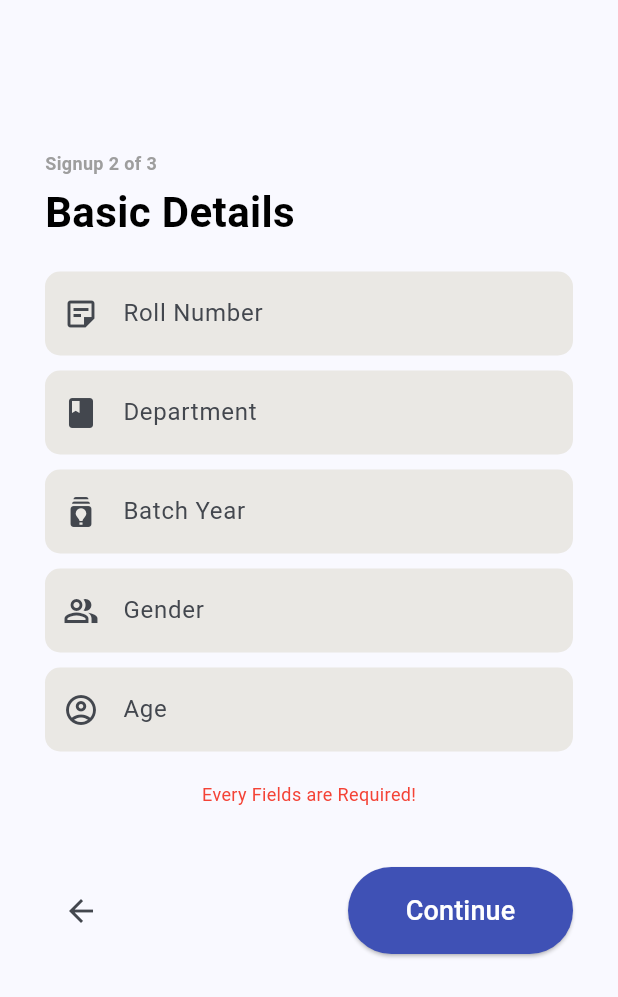
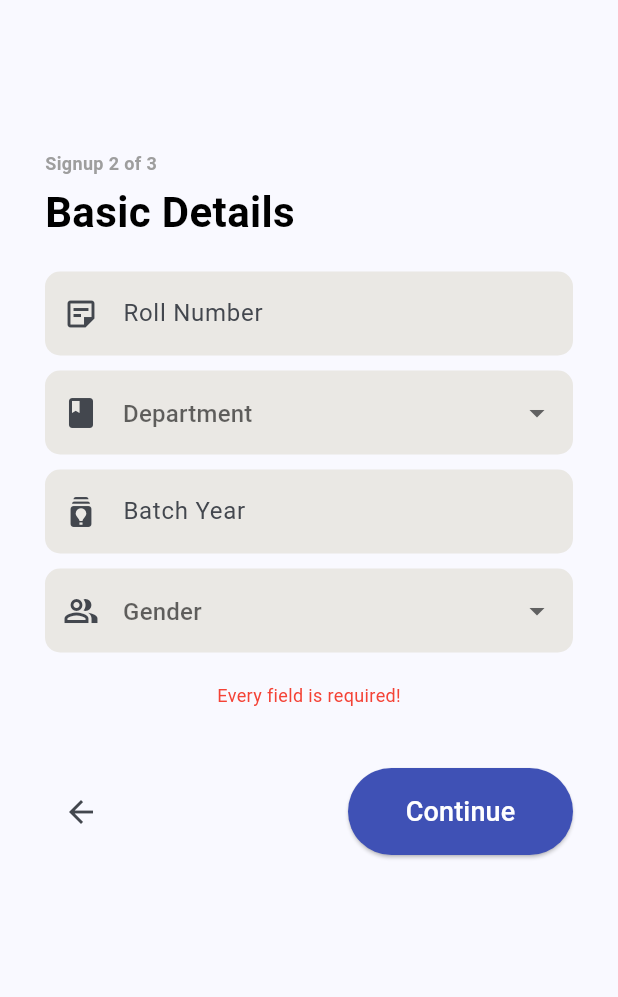
Before and after one commit to Manishkumar76/campus-vibe, a Flutter app: the UserDetailsScreen screen opened directly, after a tap on "Continue", on a phone screen of 412 x 824 dp. Shown: the top 997 px of the screen. Run offline on Flutter 3.47's test engine with Material 3 defaults, Android fonts, the phone set to English and light mode, and no system bars; our stand-ins replace file_picker, image_picker, pinput, shared_preferences; accounts and stored records are empty; network calls fail.

Commit message:
updation authentication,fetch event data and user data

```diff
--- a/lib/Authentication/SingnUp/UserDetailsScreen.dart
+++ b/lib/Authentication/SingnUp/UserDetailsScreen.dart
@@ -1,4 +1,4 @@
-import 'package:campus_vibe/Authentication/SingnUp/verificationScreen.dart';
+import 'package:campus_vibe/Authentication/SingnUp/setProfilePicture.dart';
 import 'package:flutter/material.dart';
 import 'package:provider/provider.dart';
 
@@ -12,13 +12,21 @@ class UserDetailsScreen extends StatefulWidget {
 }
 
 class _UserDetailsScreenState extends State<UserDetailsScreen> {
-  TextEditingController businessContoller = TextEditingController();
-  TextEditingController InformalContoller = TextEditingController();
-  TextEditingController adressContoller = TextEditingController();
-  TextEditingController cityContoller = TextEditingController();
-  TextEditingController StateContoller = TextEditingController();
+  TextEditingController rollNoController = TextEditingController();
+  TextEditingController batchController = TextEditingController();
+  int? selectedDepartmentId; // Store the selected department ID here
+  List<Map<String, dynamic>> departments = [
+    {'id': 1, 'name': 'Computer Science'},
+    {'id': 2, 'name': 'Electrical Engineering'},
+    {'id': 3, 'name': 'Mechanical Engineering'},
+    {'id': 4, 'name': 'Civil Engineering'},
+    // Add more departments as needed
+  ];
 
-  var warning = "";
+  String? selectedGender; // Store the selected gender here
+  List<String> genderOptions = ['Male', 'Female', 'Other'];
+
+  String warning = "";
   void setWarning(String message) {
     setState(() {
       warning = message;
@@ -26,15 +34,16 @@ class _UserDetailsScreenState extends State<UserDetailsScreen> {
   }
 
   void continueToNext() {
-    if (businessContoller.text.isEmpty ||
-        InformalContoller.text.isEmpty ||
-        adressContoller.text.isEmpty ||
-        cityContoller.text.isEmpty ||
-        StateContoller.text.isEmpty ) {
-      setWarning("Every Fields are Required!");
+    if (rollNoController.text.isEmpty ||
+        selectedDepartmentId == null ||
+        batchController.text.isEmpty ||
+        selectedGender == null) {
+      setWarning("Every field is required!");
     } else {
-      Navigator.push(context,
-          MaterialPageRoute(builder: (_) => const VerificationScreen()));
+      Navigator.push(
+        context,
+        MaterialPageRoute(builder: (_) => const ProfilePictureScreen()),
+      );
     }
   }
 
@@ -47,9 +56,7 @@ class _UserDetailsScreenState extends State<UserDetailsScreen> {
           padding: const EdgeInsets.symmetric(horizontal: 30.0),
           child: ListView(
             children: [
-              const SizedBox(
-                height: 100,
-              ),
+              const SizedBox(height: 100),
               const Text('Signup 2 of 3',
                   style: TextStyle(
                       fontSize: 12,
@@ -63,12 +70,9 @@ class _UserDetailsScreenState extends State<UserDetailsScreen> {
                       color: Colors.black)),
               const SizedBox(height: 20),
               TextField(
-                controller: businessContoller,
+                controller: rollNoController,
                 onChanged: (value) {
-
-                  setState(() {
-                    businessContoller = value as TextEditingController;
-                  });
+                  userData.rollNo = value;
                   setWarning("");
                 },
                 decoration: InputDecoration(
@@ -83,17 +87,17 @@ class _UserDetailsScreenState extends State<UserDetailsScreen> {
                 ),
               ),
               const SizedBox(height: 10),
-              TextField(
-                controller: InformalContoller,
+              DropdownButtonFormField<int>(
+                value: selectedDepartmentId,
                 onChanged: (value) {
-
                   setState(() {
-                    InformalContoller = value as TextEditingController;
+                    selectedDepartmentId = value;
+                    userData.departmentId = value!; // Update userData with the selected ID
                   });
                   setWarning("");
                 },
                 decoration: InputDecoration(
-                  prefixIcon:const Icon(Icons.book),
+                  prefixIcon: const Icon(Icons.book),
                   hintText: 'Department',
                   filled: true,
                   fillColor: const Color(0xFFEAE8E4),
@@ -102,14 +106,18 @@ class _UserDetailsScreenState extends State<UserDetailsScreen> {
                     borderSide: BorderSide.none,
                   ),
                 ),
+                items: departments.map((department) {
+                  return DropdownMenuItem<int>(
+                    value: department['id'],
+                    child: Text(department['name']),
+                  );
+                }).toList(),
               ),
               const SizedBox(height: 10),
               TextField(
-                controller: adressContoller,
+                controller: batchController,
                 onChanged: (value) {
-                  setState(() {
-                    adressContoller = value as TextEditingController;
-                  });
+                  userData.batch = value;
                   setWarning("");
                 },
                 decoration: InputDecoration(
@@ -124,12 +132,12 @@ class _UserDetailsScreenState extends State<UserDetailsScreen> {
                 ),
               ),
               const SizedBox(height: 10),
-              TextField(
-                controller: cityContoller,
+              DropdownButtonFormField<String>(
+                value: selectedGender,
                 onChanged: (value) {
-
                   setState(() {
-                    cityContoller = value as TextEditingController;
+                    selectedGender = value;
+                    userData.gender = value!; // Update userData with the selected gender
                   });
                   setWarning("");
                 },
@@ -143,38 +151,22 @@ class _UserDetailsScreenState extends State<UserDetailsScreen> {
                     borderSide: BorderSide.none,
                   ),
                 ),
-              ),
-              const SizedBox(height: 10),
-              TextField(
-                controller: StateContoller,
-                onChanged: (value) {
-
-                  setState(() {
-                    StateContoller = value as TextEditingController;
-                  });
-                  setWarning("");
-                },
-                decoration: InputDecoration(
-                  prefixIcon: const Icon(Icons.account_circle_outlined),
-                  hintText: 'Age',
-                  filled: true,
-                  fillColor: const Color(0xFFEAE8E4),
-                  border: OutlineInputBorder(
-                    borderRadius: BorderRadius.circular(10),
-                    borderSide: BorderSide.none,
-                  ),
-                ),
+                items: genderOptions.map((gender) {
+                  return DropdownMenuItem<String>(
+                    value: gender,
+                    child: Text(gender),
+                  );
+                }).toList(),
               ),
               const SizedBox(height: 20),
+              if (warning.isNotEmpty)
                 Center(
-                child: warning == ""
-                    ? null
-                    : Text(
+                  child: Text(
                     warning,
                     style: const TextStyle(fontSize: 12, color: Colors.red),
                   ),
                 ),
-            const SizedBox( height: 40,),
+              const SizedBox(height: 40),
               Row(
                 mainAxisAlignment: MainAxisAlignment.spaceBetween,
                 children: [
@@ -182,7 +174,8 @@ class _UserDetailsScreenState extends State<UserDetailsScreen> {
                     onPressed: () {
                       Navigator.pop(context);
                     },
-                      icon: const Icon(Icons.arrow_back)),
+                    icon: const Icon(Icons.arrow_back),
+                  ),
                   SizedBox(
                     width: 150,
                     child: ElevatedButton(
--- a/lib/Pages/SplashScreen.dart
+++ b/lib/Pages/SplashScreen.dart
@@ -60,7 +60,7 @@ class SplashScreenState extends State<SplashScreen> {
 
   void _navigateToNextScreen() {
     Future.delayed(const Duration(seconds: 2), () async{
-     await EventServices().fetchAllEvents();
+
       checkUserIsLogin();
     });
   }
--- a/lib/Pages/profile.dart
+++ b/lib/Pages/profile.dart
@@ -136,7 +136,7 @@ class _ProfilePageState extends State<ProfilePage> {
                     const SizedBox(height: 10),
                     Text('Department: ${userdata.departmentId}',
                         style: TextStyle(fontSize: 16, color: Colors.grey[600])),
-                    Text('Batch: ${userdata.batchId}',
+                    Text('Batch: ${userdata.batch}',
                         style: TextStyle(fontSize: 16, color: Colors.grey[600])),
                     const SizedBox(height: 10),
                     Text(userdata.email,
```
Also changed, not shown: lib/Authentication/SingnUp/SignUpScreen.dart (+15 -9 lines), lib/Authentication/SingnUp/setProfilePicture.dart (renamed from lib/Authentication/SingnUp/verificationScreen.dart, +29 -15 lines), lib/Models/user_model.dart (+49 -4 lines), lib/Pages/home.dart (+7 -0 lines). Lines whose indentation alone changed are shown as unchanged.
